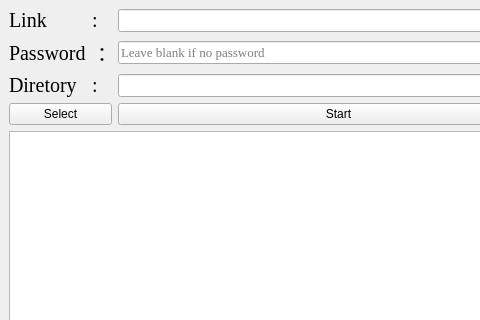
Old version of the form mainWindow.ui in the repository demogest/Lanzou; both pictures show x 0 to 480 and y 0 to 320 of the 574 by 536 pixel window.
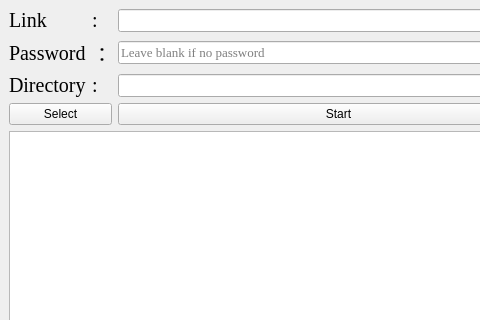
New version of the form. Icons and pictures are not drawn.

The edit to the form file:
```diff
--- a/mainWindow.ui
+++ b/mainWindow.ui
@@ -28,7 +28,7 @@
        </font>
       </property>
       <property name="text">
-       <string>Diretory</string>
+       <string>Directory</string>
       </property>
      </widget>
     </item>
```
